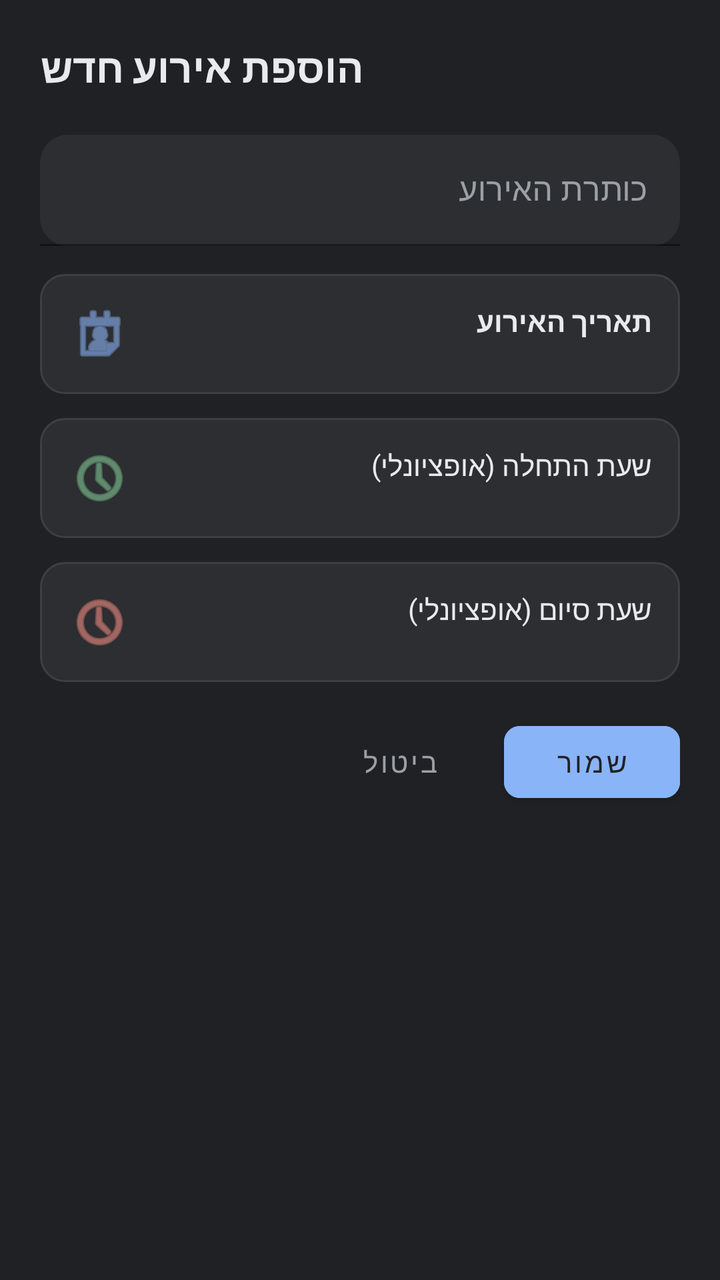
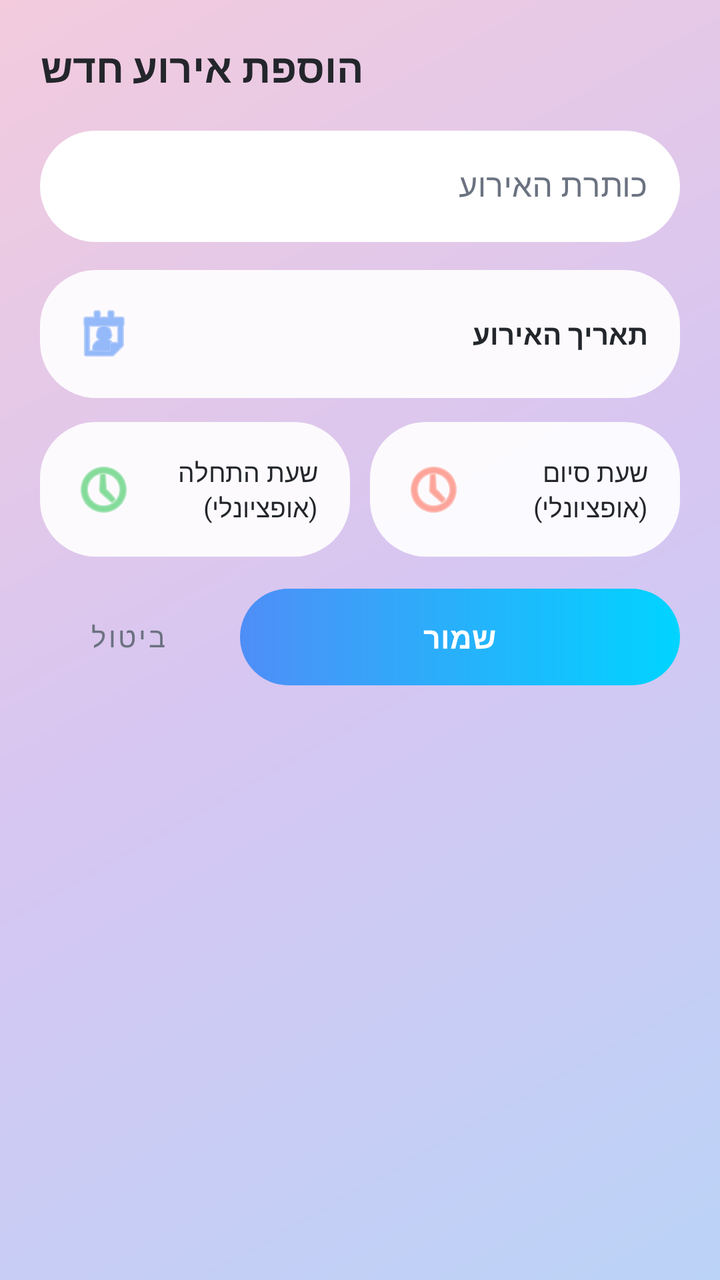

The first picture is an Android layout as it rendered before a commit; the second is the same layout after the commit. The layout source and the unified diff follow.
<!-- AndroidManifest.xml: activity theme Theme.GCalSearchAdd -->
<!-- res/layout/activity_add_event.xml -->
<?xml version="1.0" encoding="utf-8"?>
<LinearLayout xmlns:android="http://schemas.android.com/apk/res/android"
    xmlns:app="http://schemas.android.com/apk/res-auto"
    android:layout_width="match_parent"
    android:layout_height="match_parent"
    android:orientation="vertical"
    android:background="@color/bg_deep"
    android:padding="20dp">

    <TextView
        android:layout_width="wrap_content"
        android:layout_height="wrap_content"
        android:text="@string/add_event_title"
        android:textSize="20sp"
        android:textStyle="bold"
        android:textColor="@color/text_primary"
        android:layout_marginBottom="20dp" />

    <com.google.android.material.textfield.TextInputLayout
        android:layout_width="match_parent"
        android:layout_height="wrap_content"
        app:boxCornerRadiusTopStart="14dp"
        app:boxCornerRadiusTopEnd="14dp"
        app:boxCornerRadiusBottomStart="14dp"
        app:boxCornerRadiusBottomEnd="14dp"
        app:boxBackgroundColor="@color/surface"
        app:boxStrokeColor="@color/neon_cyan"
        app:hintTextColor="@color/text_secondary"
        android:textColorHint="@color/text_secondary"
        android:hint="@string/event_title_hint">
        <com.google.android.material.textfield.TextInputEditText
            android:id="@+id/etTitle"
            android:layout_width="match_parent"
            android:layout_height="wrap_content"
            android:textColor="@color/text_primary" />
    </com.google.android.material.textfield.TextInputLayout>

    <TextView
        android:id="@+id/tvDatePicker"
        android:layout_width="match_parent"
        android:layout_height="wrap_content"
        android:layout_marginTop="14dp"
        android:padding="14dp"
        android:background="@drawable/bg_rounded_field"
        android:drawableStart="@android:drawable/ic_menu_my_calendar"
        android:drawablePadding="10dp"
        app:drawableTint="@color/neon_cyan"
        android:text="@string/event_date_hint"
        android:textColor="@color/text_primary"
        android:textStyle="bold" />

    <TextView
        android:id="@+id/tvStartTimePicker"
        android:layout_width="match_parent"
        android:layout_height="wrap_content"
        android:layout_marginTop="12dp"
        android:padding="14dp"
        android:background="@drawable/bg_rounded_field"
        android:drawableStart="@android:drawable/ic_menu_recent_history"
        android:drawablePadding="10dp"
        app:drawableTint="@color/neon_lime"
        android:text="@string/event_start_hint"
        android:textColor="@color/text_primary" />

    <TextView
        android:id="@+id/tvEndTimePicker"
        android:layout_width="match_parent"
        android:layout_height="wrap_content"
        android:layout_marginTop="12dp"
        android:padding="14dp"
        android:background="@drawable/bg_rounded_field"
        android:drawableStart="@android:drawable/ic_menu_recent_history"
        android:drawablePadding="10dp"
        app:drawableTint="@color/neon_magenta"
        android:text="@string/event_end_hint"
        android:textColor="@color/text_primary" />

    <TextView
        android:id="@+id/tvExistingEventsLabel"
        android:layout_width="wrap_content"
        android:layout_height="wrap_content"
        android:layout_marginTop="22dp"
        android:text="@string/existing_events_label"
        android:textColor="@color/text_secondary"
        android:textSize="13sp"
        android:letterSpacing="0.03"
        android:visibility="gone" />

    <ProgressBar
        android:id="@+id/progressExistingEvents"
        style="?android:attr/progressBarStyleSmall"
        android:layout_width="wrap_content"
        android:layout_height="wrap_content"
        android:indeterminateTint="@color/neon_cyan"
        android:layout_marginTop="8dp"
        android:visibility="gone" />

    <androidx.recyclerview.widget.RecyclerView
        android:id="@+id/rvExistingEvents"
        android:layout_width="match_parent"
        android:layout_height="0dp"
        android:layout_weight="1"
        android:clipToPadding="false"
        android:paddingTop="8dp"
        android:layout_marginTop="4dp"
        android:visibility="gone" />

    <LinearLayout
        android:layout_width="match_parent"
        android:layout_height="wrap_content"
        android:orientation="horizontal"
        android:layout_marginTop="16dp"
        android:gravity="end">

        <com.google.android.material.button.MaterialButton
            android:id="@+id/btnCancel"
            style="@style/Widget.MaterialComponents.Button.TextButton"
            android:layout_width="wrap_content"
            android:layout_height="wrap_content"
            android:textColor="@color/text_secondary"
            android:text="@string/cancel" />

        <com.google.android.material.button.MaterialButton
            android:id="@+id/btnSave"
            android:layout_width="wrap_content"
            android:layout_height="wrap_content"
            android:layout_marginStart="8dp"
            app:cornerRadius="8dp"
            android:backgroundTint="@color/pastel_blue"
            android:textColor="@color/bg_deep"
            android:text="@string/save" />

    </LinearLayout>

</LinearLayout>
<!-- resources referenced by this layout -->
<resources>
  <color name="bg_deep">#202124</color>
  <color name="neon_cyan">@color/pastel_blue</color>
  <color name="neon_lime">@color/pastel_green</color>
  <color name="neon_magenta">@color/pastel_red</color>
  <color name="pastel_blue">#8AB4F8</color>
  <color name="surface">#2D2E31</color>
  <color name="text_primary">#E8EAED</color>
  <color name="text_secondary">#9AA0A6</color>
  <!-- drawable bg_rounded_field (drawable) -->
  <?xml version="1.0" encoding="utf-8"?>
  <shape xmlns:android="http://schemas.android.com/apk/res/android" android:shape="rectangle">
      <solid android:color="@color/surface" />
      <corners android:radius="12dp" />
      <stroke android:width="1dp" android:color="@color/hairline" />
      <padding android:left="4dp" android:top="4dp" android:right="4dp" android:bottom="4dp" />
  </shape>
  <string name="add_event_title">הוספת אירוע חדש</string>
  <string name="cancel">ביטול</string>
  <string name="event_date_hint">תאריך האירוע</string>
  <string name="event_end_hint">שעת סיום (אופציונלי)</string>
  <string name="event_start_hint">שעת התחלה (אופציונלי)</string>
  <string name="event_title_hint">כותרת האירוע</string>
  <string name="existing_events_label">אירועים קיימים ביום זה:</string>
  <string name="save">שמור</string>
  <style name="Theme.GCalSearchAdd" parent="Theme.MaterialComponents.DayNight.NoActionBar">
          <item name="colorPrimary">@color/bg_deep</item>
          <item name="colorPrimaryDark">@color/bg_deep</item>
          <item name="colorAccent">@color/neon_cyan</item>
          <item name="android:windowBackground">@color/bg_deep</item>
          <item name="android:statusBarColor">@color/bg_deep</item>
          <item name="android:navigationBarColor">@color/bg_deep</item>
      </style>
  <color name="pastel_green">#81C995</color>
  <color name="pastel_red">#F28B82</color>
  <color name="hairline">#3C4043</color>
</resources>

<!-- the commit's change to res/layout/activity_add_event.xml (unified diff, before → after) -->
@@ -4,7 +4,7 @@
     android:layout_width="match_parent"
     android:layout_height="match_parent"
     android:orientation="vertical"
-    android:background="@color/bg_deep"
+    android:background="@drawable/bg_app_background"
     android:padding="20dp">
 
     <TextView
@@ -14,17 +14,17 @@
         android:textSize="20sp"
         android:textStyle="bold"
         android:textColor="@color/text_primary"
-        android:layout_marginBottom="20dp" />
+        android:layout_marginBottom="18dp" />
 
     <com.google.android.material.textfield.TextInputLayout
         android:layout_width="match_parent"
         android:layout_height="wrap_content"
-        app:boxCornerRadiusTopStart="14dp"
-        app:boxCornerRadiusTopEnd="14dp"
-        app:boxCornerRadiusBottomStart="14dp"
-        app:boxCornerRadiusBottomEnd="14dp"
-        app:boxBackgroundColor="@color/surface"
-        app:boxStrokeColor="@color/neon_cyan"
+        app:boxCornerRadiusTopStart="28dp"
+        app:boxCornerRadiusTopEnd="28dp"
+        app:boxCornerRadiusBottomStart="28dp"
+        app:boxCornerRadiusBottomEnd="28dp"
+        app:boxBackgroundColor="@color/glass_card"
+        app:boxStrokeWidth="0dp"
         app:hintTextColor="@color/text_secondary"
         android:textColorHint="@color/text_secondary"
         android:hint="@string/event_title_hint">
@@ -40,50 +40,63 @@
         android:layout_width="match_parent"
         android:layout_height="wrap_content"
         android:layout_marginTop="14dp"
-        android:padding="14dp"
+        android:padding="16dp"
+        android:gravity="center_vertical"
         android:background="@drawable/bg_rounded_field"
         android:drawableStart="@android:drawable/ic_menu_my_calendar"
         android:drawablePadding="10dp"
-        app:drawableTint="@color/neon_cyan"
+        app:drawableTint="@color/accent_blue"
         android:text="@string/event_date_hint"
         android:textColor="@color/text_primary"
         android:textStyle="bold" />
 
-    <TextView
-        android:id="@+id/tvStartTimePicker"
+    <LinearLayout
         android:layout_width="match_parent"
         android:layout_height="wrap_content"
-        android:layout_marginTop="12dp"
-        android:padding="14dp"
-        android:background="@drawable/bg_rounded_field"
-        android:drawableStart="@android:drawable/ic_menu_recent_history"
-        android:drawablePadding="10dp"
-        app:drawableTint="@color/neon_lime"
-        android:text="@string/event_start_hint"
-        android:textColor="@color/text_primary" />
+        android:orientation="horizontal"
+        android:layout_marginTop="12dp">
 
-    <TextView
-        android:id="@+id/tvEndTimePicker"
-        android:layout_width="match_parent"
-        android:layout_height="wrap_content"
-        android:layout_marginTop="12dp"
-        android:padding="14dp"
-        android:background="@drawable/bg_rounded_field"
-        android:drawableStart="@android:drawable/ic_menu_recent_history"
-        android:drawablePadding="10dp"
-        app:drawableTint="@color/neon_magenta"
-        android:text="@string/event_end_hint"
-        android:textColor="@color/text_primary" />
+        <TextView
+            android:id="@+id/tvStartTimePicker"
+            android:layout_width="0dp"
+            android:layout_height="wrap_content"
+            android:layout_weight="1"
+            android:padding="16dp"
+            android:gravity="center_vertical"
+            android:background="@drawable/bg_rounded_field"
+            android:drawableStart="@android:drawable/ic_menu_recent_history"
+            android:drawablePadding="8dp"
+            app:drawableTint="@color/accent_green"
+            android:text="@string/event_start_hint"
+            android:textColor="@color/text_primary"
+            android:textSize="13sp" />
+
+        <TextView
+            android:id="@+id/tvEndTimePicker"
+            android:layout_width="0dp"
+            android:layout_height="wrap_content"
+            android:layout_weight="1"
+            android:layout_marginStart="10dp"
+            android:padding="16dp"
+            android:gravity="center_vertical"
+            android:background="@drawable/bg_rounded_field"
+            android:drawableStart="@android:drawable/ic_menu_recent_history"
+            android:drawablePadding="8dp"
+            app:drawableTint="@color/accent_red"
+            android:text="@string/event_end_hint"
+            android:textColor="@color/text_primary"
+            android:textSize="13sp" />
+
+    </LinearLayout>
 
     <TextView
         android:id="@+id/tvExistingEventsLabel"
         android:layout_width="wrap_content"
         android:layout_height="wrap_content"
-        android:layout_marginTop="22dp"
+        android:layout_marginTop="20dp"
         android:text="@string/existing_events_label"
         android:textColor="@color/text_secondary"
         android:textSize="13sp"
-        android:letterSpacing="0.03"
         android:visibility="gone" />
 
     <ProgressBar
@@ -91,7 +104,7 @@
         style="?android:attr/progressBarStyleSmall"
         android:layout_width="wrap_content"
         android:layout_height="wrap_content"
-        android:indeterminateTint="@color/neon_cyan"
+        android:indeterminateTint="@color/accent_blue"
         android:layout_marginTop="8dp"
         android:visibility="gone" />
 
@@ -110,7 +123,7 @@
         android:layout_height="wrap_content"
         android:orientation="horizontal"
         android:layout_marginTop="16dp"
-        android:gravity="end">
+        android:gravity="center_vertical|end">
 
         <com.google.android.material.button.MaterialButton
             android:id="@+id/btnCancel"
@@ -120,15 +133,23 @@
             android:textColor="@color/text_secondary"
             android:text="@string/cancel" />
 
-        <com.google.android.material.button.MaterialButton
+        <TextView
             android:id="@+id/btnSave"
-            android:layout_width="wrap_content"
+            android:layout_width="0dp"
             android:layout_height="wrap_content"
-            android:layout_marginStart="8dp"
-            app:cornerRadius="8dp"
-            android:backgroundTint="@color/pastel_blue"
-            android:textColor="@color/bg_deep"
-            android:text="@string/save" />
+            android:layout_weight="1"
+            android:layout_marginStart="12dp"
+            android:background="@drawable/bg_save_gradient"
+            android:clickable="true"
+            android:focusable="true"
+            android:foreground="?attr/selectableItemBackground"
+            android:gravity="center"
+            android:paddingTop="14dp"
+            android:paddingBottom="14dp"
+            android:text="@string/save"
+            android:textColor="@color/white"
+            android:textSize="15sp"
+            android:textStyle="bold" />
 
     </LinearLayout>
 
<!-- resource entries referenced after the edit -->
@@ -1,20 +1,38 @@
 <!-- resources referenced by this layout -->
 <resources>
-  <color name="bg_deep">#202124</color>
-  <color name="neon_cyan">@color/pastel_blue</color>
-  <color name="neon_lime">@color/pastel_green</color>
-  <color name="neon_magenta">@color/pastel_red</color>
-  <color name="pastel_blue">#8AB4F8</color>
-  <color name="surface">#2D2E31</color>
-  <color name="text_primary">#E8EAED</color>
-  <color name="text_secondary">#9AA0A6</color>
+  <color name="accent_blue">#4F8EF7</color>
+  <color name="accent_green">#34C759</color>
+  <color name="accent_red">#FF6B57</color>
+  <color name="glass_card">#E8FFFFFF</color>
+  <color name="text_primary">#23262B</color>
+  <color name="text_secondary">#6B7280</color>
+  <color name="white">#FFFFFF</color>
+  <!-- drawable bg_app_background (drawable) -->
+  <?xml version="1.0" encoding="utf-8"?>
+  <shape xmlns:android="http://schemas.android.com/apk/res/android" android:shape="rectangle">
+      <gradient
+          android:type="linear"
+          android:angle="135"
+          android:startColor="@color/bg_gradient_1"
+          android:centerColor="@color/bg_gradient_2"
+          android:endColor="@color/bg_gradient_3" />
+  </shape>
   <!-- drawable bg_rounded_field (drawable) -->
   <?xml version="1.0" encoding="utf-8"?>
   <shape xmlns:android="http://schemas.android.com/apk/res/android" android:shape="rectangle">
-      <solid android:color="@color/surface" />
-      <corners android:radius="12dp" />
-      <stroke android:width="1dp" android:color="@color/hairline" />
+      <solid android:color="@color/glass_card" />
+      <corners android:radius="28dp" />
       <padding android:left="4dp" android:top="4dp" android:right="4dp" android:bottom="4dp" />
+  </shape>
+  <!-- drawable bg_save_gradient (drawable) -->
+  <?xml version="1.0" encoding="utf-8"?>
+  <shape xmlns:android="http://schemas.android.com/apk/res/android" android:shape="rectangle">
+      <gradient
+          android:type="linear"
+          android:angle="0"
+          android:startColor="@color/gradient_btn_start"
+          android:endColor="@color/gradient_btn_end" />
+      <corners android:radius="28dp" />
   </shape>
   <string name="add_event_title">הוספת אירוע חדש</string>
   <string name="cancel">ביטול</string>
@@ -25,15 +43,19 @@
   <string name="existing_events_label">אירועים קיימים ביום זה:</string>
   <string name="save">שמור</string>
   <style name="Theme.GCalSearchAdd" parent="Theme.MaterialComponents.DayNight.NoActionBar">
-          <item name="colorPrimary">@color/bg_deep</item>
-          <item name="colorPrimaryDark">@color/bg_deep</item>
-          <item name="colorAccent">@color/neon_cyan</item>
-          <item name="android:windowBackground">@color/bg_deep</item>
-          <item name="android:statusBarColor">@color/bg_deep</item>
-          <item name="android:navigationBarColor">@color/bg_deep</item>
+          <item name="colorPrimary">@color/accent_blue</item>
+          <item name="colorPrimaryDark">@color/bg_gradient_1</item>
+          <item name="colorAccent">@color/accent_blue</item>
+          <item name="android:windowBackground">@color/bg_gradient_2</item>
+          <item name="android:statusBarColor">@color/bg_gradient_1</item>
+          <item name="android:navigationBarColor">@color/white</item>
+          <item name="android:windowLightStatusBar">true</item>
+          <item name="android:windowLightNavigationBar">true</item>
       </style>
-  <color name="pastel_green">#81C995</color>
-  <color name="pastel_red">#F28B82</color>
-  <color name="hairline">#3C4043</color>
+  <color name="bg_gradient_1">#BBD3F7</color>
+  <color name="bg_gradient_2">#D6C6F2</color>
+  <color name="bg_gradient_3">#F3CBDD</color>
+  <color name="gradient_btn_start">#4F8EF7</color>
+  <color name="gradient_btn_end">#00D4FF</color>
 </resources>
 
